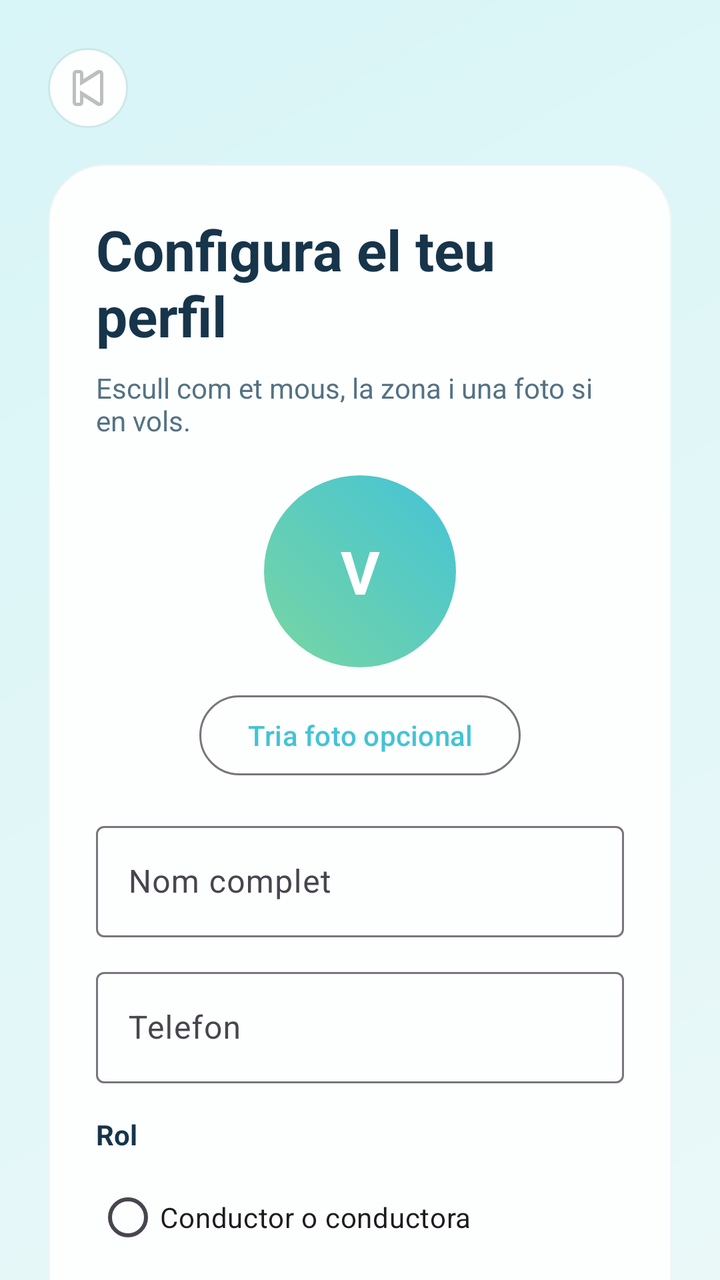
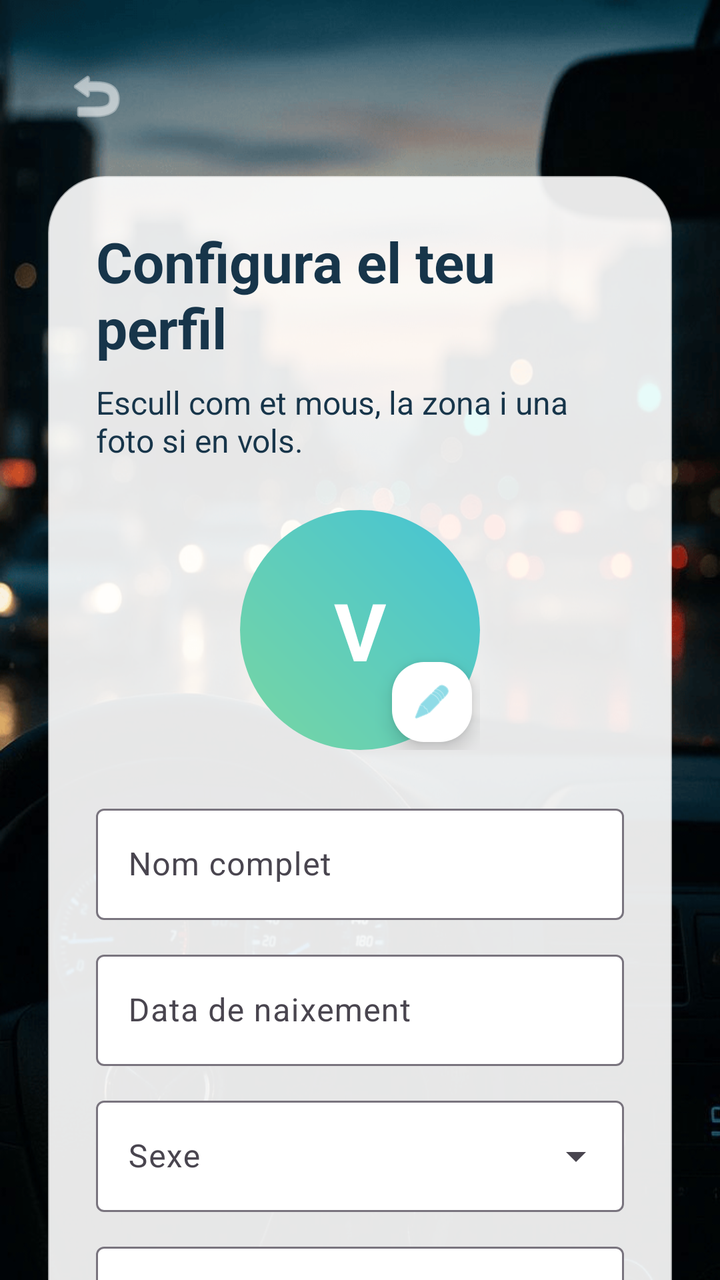

Before-and-after screenshots of an Android layout around one commit, followed by the original layout XML and the change that was made.
<!-- AndroidManifest.xml: application theme Theme.ViBaCar -->
<!-- res/layout/activity_configura_perfil.xml -->
<?xml version="1.0" encoding="utf-8"?>
<androidx.core.widget.NestedScrollView xmlns:android="http://schemas.android.com/apk/res/android"
    xmlns:app="http://schemas.android.com/apk/res-auto"
    android:layout_width="match_parent"
    android:layout_height="match_parent"
    android:background="@drawable/fons_pantalla"
    android:fillViewport="true">

    <LinearLayout
        android:layout_width="match_parent"
        android:layout_height="wrap_content"
        android:orientation="vertical"
        android:padding="24dp">

        <ImageButton
            android:id="@+id/botoEnrere"
            android:layout_width="40dp"
            android:layout_height="40dp"
            android:background="@drawable/fons_capsula"
            android:contentDescription="@string/boto_enrere"
            android:padding="10dp"
            android:src="@android:drawable/ic_media_previous" />

        <LinearLayout
            android:layout_width="match_parent"
            android:layout_height="wrap_content"
            android:layout_marginTop="18dp"
            android:background="@drawable/fons_targeta"
            android:elevation="8dp"
            android:orientation="vertical"
            android:padding="24dp">

            <TextView
                android:layout_width="match_parent"
                android:layout_height="wrap_content"
                android:text="@string/perfil_config_titol"
                android:textColor="@color/color_text_principal"
                android:textSize="28sp"
                android:textStyle="bold" />

            <TextView
                android:layout_width="match_parent"
                android:layout_height="wrap_content"
                android:layout_marginTop="8dp"
                android:text="@string/perfil_config_subtitol"
                android:textColor="@color/color_text_secundari" />

            <FrameLayout
                android:layout_width="96dp"
                android:layout_height="96dp"
                android:layout_gravity="center_horizontal"
                android:layout_marginTop="18dp">

                <com.google.android.material.imageview.ShapeableImageView
                    android:id="@+id/imatgePerfil"
                    android:layout_width="match_parent"
                    android:layout_height="match_parent"
                    android:scaleType="centerCrop"
                    android:visibility="gone"
                    app:shapeAppearanceOverlay="@style/FormaAvatarCercle" />

                <TextView
                    android:id="@+id/txtInicialAvatar"
                    android:layout_width="match_parent"
                    android:layout_height="match_parent"
                    android:background="@drawable/fons_avatar"
                    android:gravity="center"
                    android:text="V"
                    android:textColor="@color/color_text_clar"
                    android:textSize="30sp"
                    android:textStyle="bold" />
            </FrameLayout>

            <com.google.android.material.button.MaterialButton
                android:id="@+id/botoTriaFoto"
                style="@style/Widget.Material3.Button.OutlinedButton"
                android:layout_width="wrap_content"
                android:layout_height="wrap_content"
                android:layout_gravity="center_horizontal"
                android:layout_marginTop="10dp"
                android:text="@string/boto_tria_foto" />

            <com.google.android.material.textfield.TextInputLayout
                style="@style/Widget.Material3.TextInputLayout.OutlinedBox"
                android:layout_width="match_parent"
                android:layout_height="wrap_content"
                android:layout_marginTop="16dp"
                android:hint="@string/etiqueta_nom">

                <com.google.android.material.textfield.TextInputEditText
                    android:id="@+id/campNom"
                    android:layout_width="match_parent"
                    android:layout_height="wrap_content"
                    android:inputType="textPersonName" />
            </com.google.android.material.textfield.TextInputLayout>

            <com.google.android.material.textfield.TextInputLayout
                style="@style/Widget.Material3.TextInputLayout.OutlinedBox"
                android:layout_width="match_parent"
                android:layout_height="wrap_content"
                android:layout_marginTop="12dp"
                android:hint="@string/etiqueta_telefon">

                <com.google.android.material.textfield.TextInputEditText
                    android:id="@+id/campTelefon"
                    android:layout_width="match_parent"
                    android:layout_height="wrap_content"
                    android:inputType="phone" />
            </com.google.android.material.textfield.TextInputLayout>

            <TextView
                android:layout_width="match_parent"
                android:layout_height="wrap_content"
                android:layout_marginTop="16dp"
                android:text="@string/etiqueta_rol"
                android:textColor="@color/color_text_principal"
                android:textStyle="bold" />

            <RadioGroup
                android:id="@+id/grupRol"
                android:layout_width="match_parent"
                android:layout_height="wrap_content"
                android:layout_marginTop="8dp"
                android:orientation="vertical">

                <RadioButton
                    android:id="@+id/radioConductor"
                    android:layout_width="wrap_content"
                    android:layout_height="wrap_content"
                    android:text="@string/rol_conductor" />

                <RadioButton
                    android:id="@+id/radioPassatger"
                    android:layout_width="wrap_content"
                    android:layout_height="wrap_content"
                    android:text="@string/rol_passatger" />
            </RadioGroup>

            <com.google.android.material.textfield.TextInputLayout
                style="@style/Widget.Material3.TextInputLayout.OutlinedBox.ExposedDropdownMenu"
                android:layout_width="match_parent"
                android:layout_height="wrap_content"
                android:layout_marginTop="14dp"
                android:hint="@string/etiqueta_zona">

                <com.google.android.material.textfield.MaterialAutoCompleteTextView
                    android:id="@+id/campZona"
                    android:layout_width="match_parent"
                    android:layout_height="wrap_content"
                    android:inputType="none" />
            </com.google.android.material.textfield.TextInputLayout>

            <com.google.android.material.textfield.TextInputLayout
                style="@style/Widget.Material3.TextInputLayout.OutlinedBox.ExposedDropdownMenu"
                android:layout_width="match_parent"
                android:layout_height="wrap_content"
                android:layout_marginTop="12dp"
                android:hint="@string/etiqueta_hora_habitual">

                <com.google.android.material.textfield.MaterialAutoCompleteTextView
                    android:id="@+id/campHoraHabitual"
                    android:layout_width="match_parent"
                    android:layout_height="wrap_content"
                    android:inputType="none" />
            </com.google.android.material.textfield.TextInputLayout>

            <com.google.android.material.textfield.TextInputLayout
                style="@style/Widget.Material3.TextInputLayout.OutlinedBox"
                android:layout_width="match_parent"
                android:layout_height="wrap_content"
                android:layout_marginTop="12dp"
                android:hint="@string/etiqueta_punt_trobada">

                <com.google.android.material.textfield.TextInputEditText
                    android:id="@+id/campPuntTrobada"
                    android:layout_width="match_parent"
                    android:layout_height="wrap_content"
                    android:inputType="textCapWords" />
            </com.google.android.material.textfield.TextInputLayout>

            <TextView
                android:id="@+id/txtDadesConductor"
                android:layout_width="match_parent"
                android:layout_height="wrap_content"
                android:layout_marginTop="16dp"
                android:text="@string/titol_dades_conductor"
                android:textColor="@color/color_text_principal"
                android:textStyle="bold"
                android:visibility="gone" />

            <LinearLayout
                android:id="@+id/layoutDadesConductor"
                android:layout_width="match_parent"
                android:layout_height="wrap_content"
                android:orientation="vertical"
                android:visibility="gone">

                <com.google.android.material.textfield.TextInputLayout
                    style="@style/Widget.Material3.TextInputLayout.OutlinedBox"
                    android:layout_width="match_parent"
                    android:layout_height="wrap_content"
                    android:layout_marginTop="10dp"
                    android:hint="@string/etiqueta_model_cotxe">

                    <com.google.android.material.textfield.TextInputEditText
                        android:id="@+id/campModelCotxe"
                        android:layout_width="match_parent"
                        android:layout_height="wrap_content"
                        android:inputType="textCapWords" />
                </com.google.android.material.textfield.TextInputLayout>

                <com.google.android.material.textfield.TextInputLayout
                    style="@style/Widget.Material3.TextInputLayout.OutlinedBox.ExposedDropdownMenu"
                    android:layout_width="match_parent"
                    android:layout_height="wrap_content"
                    android:layout_marginTop="12dp"
                    android:hint="@string/etiqueta_places_habituals">

                    <com.google.android.material.textfield.MaterialAutoCompleteTextView
                        android:id="@+id/campPlacesHabituals"
                        android:layout_width="match_parent"
                        android:layout_height="wrap_content"
                        android:inputType="none" />
                </com.google.android.material.textfield.TextInputLayout>
            </LinearLayout>

            <com.google.android.material.textfield.TextInputLayout
                style="@style/Widget.Material3.TextInputLayout.OutlinedBox"
                android:layout_width="match_parent"
                android:layout_height="wrap_content"
                android:layout_marginTop="12dp"
                android:hint="@string/etiqueta_bio">

                <com.google.android.material.textfield.TextInputEditText
                    android:id="@+id/campBio"
                    android:layout_width="match_parent"
                    android:layout_height="wrap_content"
                    android:inputType="textMultiLine"
                    android:maxLines="3"
                    android:minLines="3" />
            </com.google.android.material.textfield.TextInputLayout>

            <TextView
                android:id="@+id/txtMissatge"
                android:layout_width="match_parent"
                android:layout_height="wrap_content"
                android:layout_marginTop="12dp"
                android:textColor="@color/color_error" />

            <com.google.android.material.button.MaterialButton
                android:id="@+id/botoDesarPerfil"
                android:layout_width="match_parent"
                android:layout_height="wrap_content"
                android:layout_marginTop="16dp"
                android:background="@drawable/fons_boto_principal"
                android:text="@string/boto_desar_perfil"
                android:textColor="@color/color_text_clar" />
        </LinearLayout>
    </LinearLayout>
</androidx.core.widget.NestedScrollView>
<!-- resources referenced by this layout -->
<resources>
  <color name="color_error">#C74E4E</color>
  <color name="color_text_clar">#FFFFFF</color>
  <color name="color_text_principal">#17354A</color>
  <color name="color_text_secundari">#547283</color>
  <!-- drawable fons_avatar (drawable) -->
  <?xml version="1.0" encoding="utf-8"?>
  <shape xmlns:android="http://schemas.android.com/apk/res/android" android:shape="oval">
      <gradient
          android:angle="45"
          android:endColor="@color/color_principal"
          android:startColor="@color/color_secundari" />
  </shape>
  <!-- drawable fons_boto_principal (drawable) -->
  <?xml version="1.0" encoding="utf-8"?>
  <shape xmlns:android="http://schemas.android.com/apk/res/android">
      <gradient
          android:angle="0"
          android:endColor="@color/color_principal_fosc"
          android:startColor="@color/color_principal" />
      <corners android:radius="30dp" />
  </shape>
  <!-- drawable fons_capsula (drawable) -->
  <?xml version="1.0" encoding="utf-8"?>
  <shape xmlns:android="http://schemas.android.com/apk/res/android">
      <solid android:color="@color/color_targeta" />
      <corners android:radius="20dp" />
      <stroke
          android:width="1dp"
          android:color="@color/color_linia" />
  </shape>
  <!-- drawable fons_pantalla (drawable) -->
  <?xml version="1.0" encoding="utf-8"?>
  <shape xmlns:android="http://schemas.android.com/apk/res/android">
      <gradient
          android:angle="315"
          android:endColor="@color/color_fons"
          android:startColor="#D8F5F7" />
  </shape>
  <!-- drawable fons_targeta (drawable) -->
  <?xml version="1.0" encoding="utf-8"?>
  <shape xmlns:android="http://schemas.android.com/apk/res/android">
      <solid android:color="@color/color_targeta" />
      <corners android:radius="28dp" />
      <stroke
          android:width="1dp"
          android:color="#AAEDF4F4" />
  </shape>
  <string name="boto_desar_perfil">Desar perfil</string>
  <string name="boto_enrere">Torna enrere</string>
  <string name="boto_tria_foto">Tria foto opcional</string>
  <string name="etiqueta_bio">Presentacio breu</string>
  <string name="etiqueta_hora_habitual">Hora habitual de sortida</string>
  <string name="etiqueta_model_cotxe">Model del cotxe</string>
  <string name="etiqueta_nom">Nom complet</string>
  <string name="etiqueta_places_habituals">Places que pots oferir</string>
  <string name="etiqueta_punt_trobada">Punt de trobada habitual</string>
  <string name="etiqueta_rol">Rol</string>
  <string name="etiqueta_telefon">Telefon</string>
  <string name="etiqueta_zona">Zona habitual</string>
  <string name="perfil_config_subtitol">Escull com et mous, la zona i una foto si en vols.</string>
  <string name="perfil_config_titol">Configura el teu perfil</string>
  <string name="rol_conductor">Conductor o conductora</string>
  <string name="rol_passatger">Passatger o passatgera</string>
  <string name="titol_dades_conductor">Dades de conductor/a</string>
  <style name="FormaAvatarCercle" parent="">
          <item name="cornerFamily">rounded</item>
          <item name="cornerSize">50%</item>
      </style>
  <style name="Theme.ViBaCar" parent="Base.Theme.ViBaCar" />
  <color name="color_principal">#44C3D6</color>
  <color name="color_secundari">#78D6A2</color>
  <color name="color_principal_fosc">#2DA5BB</color>
  <color name="color_targeta">#FDFEFE</color>
  <color name="color_linia">#CDE8EA</color>
  <color name="color_fons">#EAF8F8</color>
  <style name="Base.Theme.ViBaCar" parent="Theme.Material3.Light.NoActionBar">
          <item name="colorPrimary">@color/color_principal</item>
          <item name="colorOnPrimary">@color/color_text_clar</item>
          <item name="colorSecondary">@color/color_secundari</item>
          <item name="android:statusBarColor">@android:color/transparent</item>
          <item name="android:navigationBarColor">@color/color_fons</item>
          <item name="android:windowLightStatusBar">true</item>
          <item name="android:windowBackground">@color/color_fons</item>
      </style>
</resources>

<!-- the commit's change to res/layout/activity_configura_perfil.xml (unified diff, before → after) -->
@@ -3,30 +3,35 @@
     xmlns:app="http://schemas.android.com/apk/res-auto"
     android:layout_width="match_parent"
     android:layout_height="match_parent"
-    android:background="@drawable/fons_pantalla"
+    android:background="@drawable/pantalla_benvinguda"
     android:fillViewport="true">
 
     <LinearLayout
         android:layout_width="match_parent"
         android:layout_height="wrap_content"
+        android:gravity="center"
         android:orientation="vertical"
-        android:padding="24dp">
+        android:paddingHorizontal="24dp"
+        android:paddingVertical="24dp">
 
         <ImageButton
             android:id="@+id/botoEnrere"
-            android:layout_width="40dp"
-            android:layout_height="40dp"
-            android:background="@drawable/fons_capsula"
+            android:layout_width="48dp"
+            android:layout_height="48dp"
+            android:layout_gravity="start"
+            android:background="?attr/selectableItemBackgroundBorderless"
             android:contentDescription="@string/boto_enrere"
-            android:padding="10dp"
-            android:src="@android:drawable/ic_media_previous" />
+            android:padding="8dp"
+            android:src="@android:drawable/ic_menu_revert"
+            app:tint="@color/color_text_clar" />
 
         <LinearLayout
             android:layout_width="match_parent"
             android:layout_height="wrap_content"
-            android:layout_marginTop="18dp"
+            android:layout_marginTop="16dp"
             android:background="@drawable/fons_targeta"
-            android:elevation="8dp"
+            android:backgroundTint="#E6FFFFFF"
+            android:elevation="12dp"
             android:orientation="vertical"
             android:padding="24dp">
 
@@ -43,19 +48,22 @@
                 android:layout_height="wrap_content"
                 android:layout_marginTop="8dp"
                 android:text="@string/perfil_config_subtitol"
-                android:textColor="@color/color_text_secundari" />
-
+                android:textColor="@color/color_text_principal"
+                android:textSize="16sp" />
+
+            
             <FrameLayout
-                android:layout_width="96dp"
-                android:layout_height="96dp"
+                android:layout_width="120dp"
+                android:layout_height="120dp"
                 android:layout_gravity="center_horizontal"
-                android:layout_marginTop="18dp">
+                android:layout_marginTop="24dp">
 
                 <com.google.android.material.imageview.ShapeableImageView
                     android:id="@+id/imatgePerfil"
                     android:layout_width="match_parent"
                     android:layout_height="match_parent"
                     android:scaleType="centerCrop"
+                    android:contentDescription="@string/app_name"
                     android:visibility="gone"
                     app:shapeAppearanceOverlay="@style/FormaAvatarCercle" />
 
@@ -67,25 +75,30 @@
                     android:gravity="center"
                     android:text="V"
                     android:textColor="@color/color_text_clar"
-                    android:textSize="30sp"
+                    android:textSize="40sp"
                     android:textStyle="bold" />
+
+                <com.google.android.material.floatingactionbutton.FloatingActionButton
+                    android:id="@+id/botoTriaFoto"
+                    android:layout_width="wrap_content"
+                    android:layout_height="wrap_content"
+                    android:layout_gravity="bottom|end"
+                    android:contentDescription="@string/boto_tria_foto"
+                    app:backgroundTint="@color/color_text_clar"
+                    app:fabCustomSize="40dp"
+                    app:maxImageSize="20dp"
+                    app:srcCompat="@android:drawable/ic_menu_edit"
+                    app:tint="@color/color_principal" />
             </FrameLayout>
 
-            <com.google.android.material.button.MaterialButton
-                android:id="@+id/botoTriaFoto"
-                style="@style/Widget.Material3.Button.OutlinedButton"
-                android:layout_width="wrap_content"
-                android:layout_height="wrap_content"
-                android:layout_gravity="center_horizontal"
-                android:layout_marginTop="10dp"
-                android:text="@string/boto_tria_foto" />
-
+            
             <com.google.android.material.textfield.TextInputLayout
                 style="@style/Widget.Material3.TextInputLayout.OutlinedBox"
                 android:layout_width="match_parent"
                 android:layout_height="wrap_content"
-                android:layout_marginTop="16dp"
-                android:hint="@string/etiqueta_nom">
+                android:layout_marginTop="24dp"
+                android:hint="@string/etiqueta_nom"
+                app:boxBackgroundColor="@color/color_text_clar">
 
                 <com.google.android.material.textfield.TextInputEditText
                     android:id="@+id/campNom"
@@ -94,88 +107,38 @@
                     android:inputType="textPersonName" />
             </com.google.android.material.textfield.TextInputLayout>
 
+            
             <com.google.android.material.textfield.TextInputLayout
                 style="@style/Widget.Material3.TextInputLayout.OutlinedBox"
                 android:layout_width="match_parent"
                 android:layout_height="wrap_content"
                 android:layout_marginTop="12dp"
-                android:hint="@string/etiqueta_telefon">
+                android:hint="@string/etiqueta_data_naixement"
+                app:boxBackgroundColor="@color/color_text_clar">
 
                 <com.google.android.material.textfield.TextInputEditText
-                    android:id="@+id/campTelefon"
-                    android:layout_width="match_parent"
-                    android:layout_height="wrap_content"
-                    android:inputType="phone" />
-            </com.google.android.material.textfield.TextInputLayout>
-
-            <TextView
-                android:layout_width="match_parent"
-                android:layout_height="wrap_content"
-                android:layout_marginTop="16dp"
-                android:text="@string/etiqueta_rol"
-                android:textColor="@color/color_text_principal"
-                android:textStyle="bold" />
-
-            <RadioGroup
-                android:id="@+id/grupRol"
-                android:layout_width="match_parent"
-                android:layout_height="wrap_content"
-                android:layout_marginTop="8dp"
-                android:orientation="vertical">
-
-                <RadioButton
-                    android:id="@+id/radioConductor"
-                    android:layout_width="wrap_content"
-                    android:layout_height="wrap_content"
-                    android:text="@string/rol_conductor" />
-
-                <RadioButton
-                    android:id="@+id/radioPassatger"
-                    android:layout_width="wrap_content"
-                    android:layout_height="wrap_content"
-                    android:text="@string/rol_passatger" />
-            </RadioGroup>
-
+                    android:id="@+id/campDataNaixement"
+                    android:layout_width="match_parent"
+                    android:layout_height="wrap_content"
+                    android:clickable="true"
+                    android:focusable="false"
+                    android:inputType="none" />
+            </com.google.android.material.textfield.TextInputLayout>
+
+            
             <com.google.android.material.textfield.TextInputLayout
                 style="@style/Widget.Material3.TextInputLayout.OutlinedBox.ExposedDropdownMenu"
                 android:layout_width="match_parent"
                 android:layout_height="wrap_content"
-                android:layout_marginTop="14dp"
-                android:hint="@string/etiqueta_zona">
+                android:layout_marginTop="12dp"
+                android:hint="@string/etiqueta_sexe"
+                app:boxBackgroundColor="@color/color_text_clar">
 
                 <com.google.android.material.textfield.MaterialAutoCompleteTextView
-                    android:id="@+id/campZona"
+                    android:id="@+id/campSexe"
                     android:layout_width="match_parent"
                     android:layout_height="wrap_content"
                     android:inputType="none" />
-            </com.google.android.material.textfield.TextInputLayout>
-
-            <com.google.android.material.textfield.TextInputLayout
-                style="@style/Widget.Material3.TextInputLayout.OutlinedBox.ExposedDropdownMenu"
-                android:layout_width="match_parent"
-                android:layout_height="wrap_content"
-                android:layout_marginTop="12dp"
-                android:hint="@string/etiqueta_hora_habitual">
-
-                <com.google.android.material.textfield.MaterialAutoCompleteTextView
-                    android:id="@+id/campHoraHabitual"
-                    android:layout_width="match_parent"
-                    android:layout_height="wrap_content"
-                    android:inputType="none" />
-            </com.google.android.material.textfield.TextInputLayout>
-
-            <com.google.android.material.textfield.TextInputLayout
-                style="@style/Widget.Material3.TextInputLayout.OutlinedBox"
-                android:layout_width="match_parent"
-                android:layout_height="wrap_content"
-                android:layout_marginTop="12dp"
-                android:hint="@string/etiqueta_punt_trobada">
-
-                <com.google.android.material.textfield.TextInputEditText
-                    android:id="@+id/campPuntTrobada"
-                    android:layout_width="match_parent"
-                    android:layout_height="wrap_content"
-                    android:inputType="textCapWords" />
             </com.google.android.material.textfield.TextInputLayout>
 
             <TextView
@@ -200,7 +163,8 @@
                     android:layout_width="match_parent"
                     android:layout_height="wrap_content"
                     android:layout_marginTop="10dp"
-                    android:hint="@string/etiqueta_model_cotxe">
+                    android:hint="@string/etiqueta_model_cotxe"
+                    app:boxBackgroundColor="@color/color_text_clar">
 
                     <com.google.android.material.textfield.TextInputEditText
                         android:id="@+id/campModelCotxe"
@@ -214,7 +178,8 @@
                     android:layout_width="match_parent"
                     android:layout_height="wrap_content"
                     android:layout_marginTop="12dp"
-                    android:hint="@string/etiqueta_places_habituals">
+                    android:hint="@string/etiqueta_places_habituals"
+                    app:boxBackgroundColor="@color/color_text_clar">
 
                     <com.google.android.material.textfield.MaterialAutoCompleteTextView
                         android:id="@+id/campPlacesHabituals"
@@ -224,12 +189,14 @@
                 </com.google.android.material.textfield.TextInputLayout>
             </LinearLayout>
 
+            
             <com.google.android.material.textfield.TextInputLayout
                 style="@style/Widget.Material3.TextInputLayout.OutlinedBox"
                 android:layout_width="match_parent"
                 android:layout_height="wrap_content"
                 android:layout_marginTop="12dp"
-                android:hint="@string/etiqueta_bio">
+                android:hint="@string/etiqueta_bio"
+                app:boxBackgroundColor="@color/color_text_clar">
 
                 <com.google.android.material.textfield.TextInputEditText
                     android:id="@+id/campBio"
@@ -250,11 +217,14 @@
             <com.google.android.material.button.MaterialButton
                 android:id="@+id/botoDesarPerfil"
                 android:layout_width="match_parent"
-                android:layout_height="wrap_content"
+                android:layout_height="60dp"
                 android:layout_marginTop="16dp"
                 android:background="@drawable/fons_boto_principal"
                 android:text="@string/boto_desar_perfil"
-                android:textColor="@color/color_text_clar" />
+                android:textColor="@color/color_text_clar"
+                android:textSize="20sp"
+                android:textStyle="bold"
+                app:backgroundTint="@null" />
         </LinearLayout>
     </LinearLayout>
 </androidx.core.widget.NestedScrollView>
<!-- resource entries referenced after the edit -->
@@ -1,9 +1,9 @@
 <!-- resources referenced by this layout -->
 <resources>
   <color name="color_error">#C74E4E</color>
+  <color name="color_principal">#44C3D6</color>
   <color name="color_text_clar">#FFFFFF</color>
   <color name="color_text_principal">#17354A</color>
-  <color name="color_text_secundari">#547283</color>
   <!-- drawable fons_avatar (drawable) -->
   <?xml version="1.0" encoding="utf-8"?>
   <shape xmlns:android="http://schemas.android.com/apk/res/android" android:shape="oval">
@@ -21,23 +21,6 @@
           android:startColor="@color/color_principal" />
       <corners android:radius="30dp" />
   </shape>
-  <!-- drawable fons_capsula (drawable) -->
-  <?xml version="1.0" encoding="utf-8"?>
-  <shape xmlns:android="http://schemas.android.com/apk/res/android">
-      <solid android:color="@color/color_targeta" />
-      <corners android:radius="20dp" />
-      <stroke
-          android:width="1dp"
-          android:color="@color/color_linia" />
-  </shape>
-  <!-- drawable fons_pantalla (drawable) -->
-  <?xml version="1.0" encoding="utf-8"?>
-  <shape xmlns:android="http://schemas.android.com/apk/res/android">
-      <gradient
-          android:angle="315"
-          android:endColor="@color/color_fons"
-          android:startColor="#D8F5F7" />
-  </shape>
   <!-- drawable fons_targeta (drawable) -->
   <?xml version="1.0" encoding="utf-8"?>
   <shape xmlns:android="http://schemas.android.com/apk/res/android">
@@ -47,34 +30,28 @@
           android:width="1dp"
           android:color="#AAEDF4F4" />
   </shape>
+  <!-- drawable pantalla_benvinguda: png bitmap (drawable, 237245 bytes) -->
+  <string name="app_name">ViBaCar</string>
   <string name="boto_desar_perfil">Desar perfil</string>
   <string name="boto_enrere">Torna enrere</string>
   <string name="boto_tria_foto">Tria foto opcional</string>
   <string name="etiqueta_bio">Presentacio breu</string>
-  <string name="etiqueta_hora_habitual">Hora habitual de sortida</string>
+  <string name="etiqueta_data_naixement">Data de naixement</string>
   <string name="etiqueta_model_cotxe">Model del cotxe</string>
   <string name="etiqueta_nom">Nom complet</string>
   <string name="etiqueta_places_habituals">Places que pots oferir</string>
-  <string name="etiqueta_punt_trobada">Punt de trobada habitual</string>
-  <string name="etiqueta_rol">Rol</string>
-  <string name="etiqueta_telefon">Telefon</string>
-  <string name="etiqueta_zona">Zona habitual</string>
+  <string name="etiqueta_sexe">Sexe</string>
   <string name="perfil_config_subtitol">Escull com et mous, la zona i una foto si en vols.</string>
   <string name="perfil_config_titol">Configura el teu perfil</string>
-  <string name="rol_conductor">Conductor o conductora</string>
-  <string name="rol_passatger">Passatger o passatgera</string>
   <string name="titol_dades_conductor">Dades de conductor/a</string>
   <style name="FormaAvatarCercle" parent="">
           <item name="cornerFamily">rounded</item>
           <item name="cornerSize">50%</item>
       </style>
   <style name="Theme.ViBaCar" parent="Base.Theme.ViBaCar" />
-  <color name="color_principal">#44C3D6</color>
   <color name="color_secundari">#78D6A2</color>
   <color name="color_principal_fosc">#2DA5BB</color>
   <color name="color_targeta">#FDFEFE</color>
-  <color name="color_linia">#CDE8EA</color>
-  <color name="color_fons">#EAF8F8</color>
   <style name="Base.Theme.ViBaCar" parent="Theme.Material3.Light.NoActionBar">
           <item name="colorPrimary">@color/color_principal</item>
           <item name="colorOnPrimary">@color/color_text_clar</item>
@@ -84,5 +61,6 @@
           <item name="android:windowLightStatusBar">true</item>
           <item name="android:windowBackground">@color/color_fons</item>
       </style>
+  <color name="color_fons">#EAF8F8</color>
 </resources>
 
